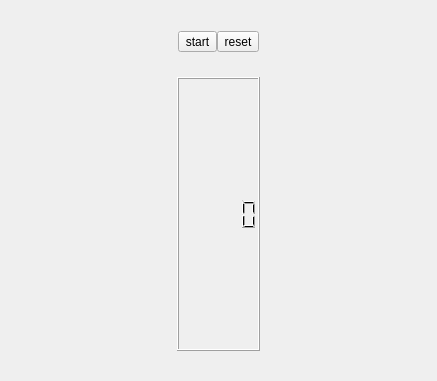
Above: CPomodoro/centerwidget.ui from CryFeiFei/CPomodoro before the change. Below: the same form after it.
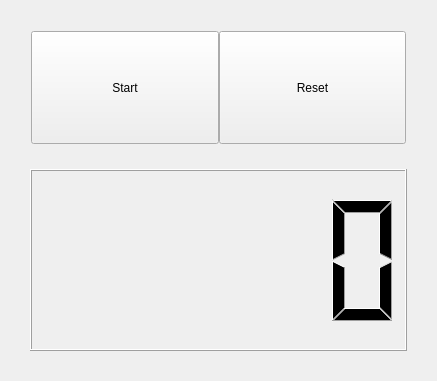
That is the form after the change.

The edit to the form file:
```diff
--- a/CPomodoro/centerwidget.ui
+++ b/CPomodoro/centerwidget.ui
@@ -60,15 +60,27 @@
        </property>
        <item>
         <widget class="QToolButton" name="startButton">
+         <property name="sizePolicy">
+          <sizepolicy hsizetype="Preferred" vsizetype="Preferred">
+           <horstretch>0</horstretch>
+           <verstretch>0</verstretch>
+          </sizepolicy>
+         </property>
          <property name="text">
-          <string>start</string>
+          <string>Start</string>
          </property>
         </widget>
        </item>
        <item>
         <widget class="QToolButton" name="stopButton">
+         <property name="sizePolicy">
+          <sizepolicy hsizetype="Preferred" vsizetype="Preferred">
+           <horstretch>0</horstretch>
+           <verstretch>0</verstretch>
+          </sizepolicy>
+         </property>
          <property name="text">
-          <string>reset</string>
+          <string>Reset</string>
          </property>
         </widget>
        </item>
```
